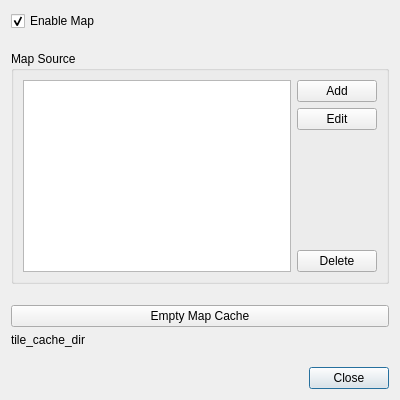
The window that frameworks/qt/plugins/map/dmzQtPluginMapProperties.ui (dmzgroup/dmz) describes before a commit, drawn with Qt 5.
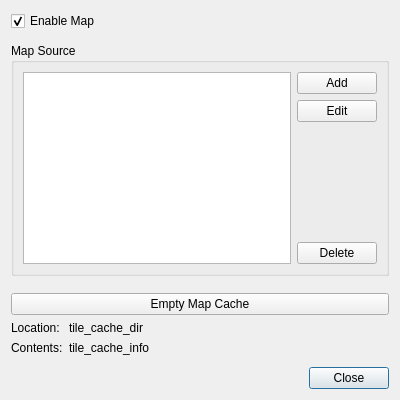
The same window after the commit.

Commit message: updated properties dialog to include size of cache

Diff of the .ui file:
```diff
--- a/frameworks/qt/plugins/map/dmzQtPluginMapProperties.ui
+++ b/frameworks/qt/plugins/map/dmzQtPluginMapProperties.ui
@@ -129,11 +129,54 @@
     </widget>
    </item>
    <item>
-    <widget class="QLabel" name="cacheDirLabel">
-     <property name="text">
-      <string>tile_cache_dir</string>
-     </property>
-    </widget>
+    <layout class="QGridLayout" name="gridLayout_2">
+     <item row="0" column="0">
+      <widget class="QLabel" name="label">
+       <property name="sizePolicy">
+        <sizepolicy hsizetype="Preferred" vsizetype="Preferred">
+         <horstretch>0</horstretch>
+         <verstretch>0</verstretch>
+        </sizepolicy>
+       </property>
+       <property name="text">
+        <string>Location:</string>
+       </property>
+       <property name="alignment">
+        <set>Qt::AlignLeading|Qt::AlignLeft|Qt::AlignVCenter</set>
+       </property>
+      </widget>
+     </item>
+     <item row="0" column="1">
+      <widget class="QLabel" name="cacheDirLabel">
+       <property name="sizePolicy">
+        <sizepolicy hsizetype="MinimumExpanding" vsizetype="Preferred">
+         <horstretch>0</horstretch>
+         <verstretch>0</verstretch>
+        </sizepolicy>
+       </property>
+       <property name="text">
+        <string>tile_cache_dir</string>
+       </property>
+      </widget>
+     </item>
+     <item row="1" column="0">
+      <widget class="QLabel" name="label_2">
+       <property name="text">
+        <string>Contents:</string>
+       </property>
+       <property name="alignment">
+        <set>Qt::AlignLeading|Qt::AlignLeft|Qt::AlignVCenter</set>
+       </property>
+      </widget>
+     </item>
+     <item row="1" column="1">
+      <widget class="QLabel" name="cacheInfoLabel">
+       <property name="text">
+        <string>tile_cache_info</string>
+       </property>
+      </widget>
+     </item>
+    </layout>
    </item>
    <item>
     <spacer name="verticalSpacer">
```
The commit also changes 2 other files.
